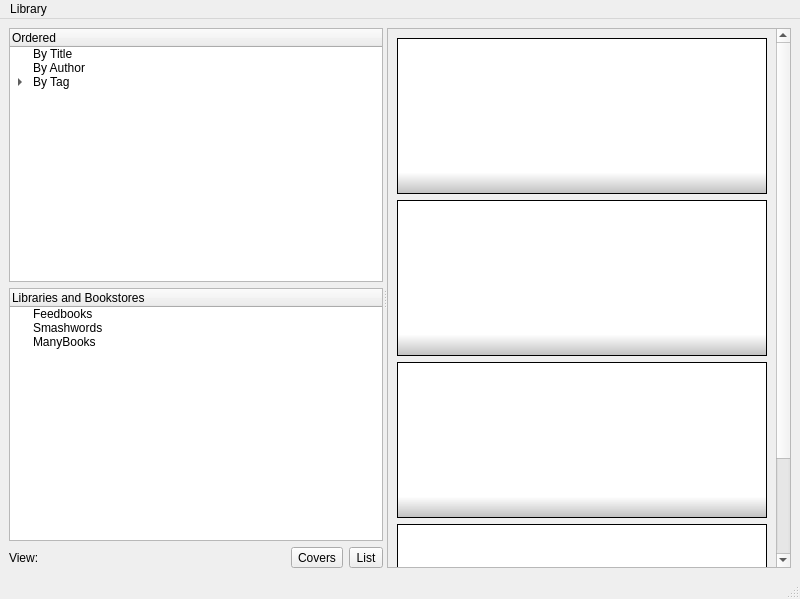
Before: the Qt Designer form src/main.ui in chrmorais/aranduka, drawn with Qt 5.
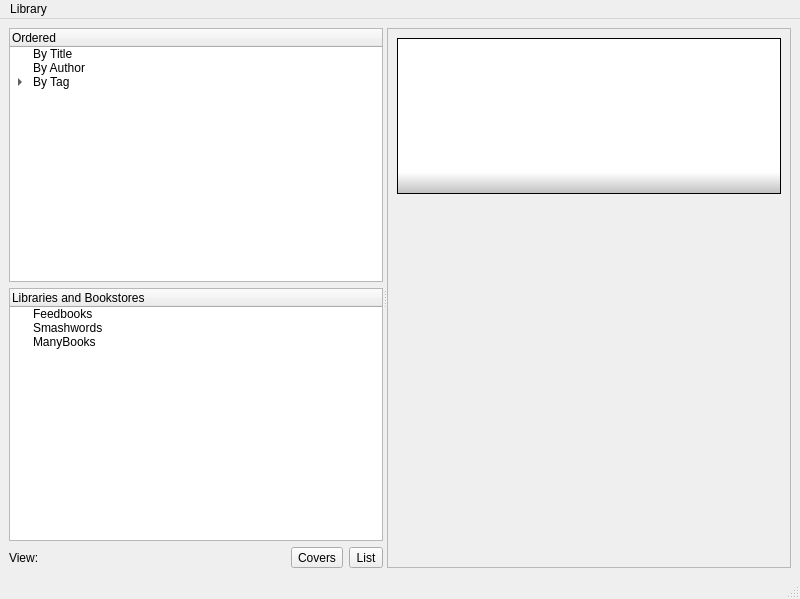
After: the same form once the commit is applied.

Commit message: Let's start with one shelve

What changed in the file:
```diff
--- a/src/main.ui
+++ b/src/main.ui
@@ -141,98 +141,14 @@
            <property name="geometry">
             <rect>
              <x>0</x>
-             <y>-112</y>
-             <width>382</width>
-             <height>648</height>
+             <y>0</y>
+             <width>397</width>
+             <height>536</height>
             </rect>
            </property>
            <layout class="QVBoxLayout" name="verticalLayout_3">
             <item>
-             <widget class="QListWidget" name="listWidget_5">
-              <property name="sizePolicy">
-               <sizepolicy hsizetype="Expanding" vsizetype="Fixed">
-                <horstretch>0</horstretch>
-                <verstretch>0</verstretch>
-               </sizepolicy>
-              </property>
-              <property name="maximumSize">
-               <size>
-                <width>16777215</width>
-                <height>156</height>
-               </size>
-              </property>
-              <property name="styleSheet">
-               <string notr="true">background-color: qlineargradient(spread:pad, x1:0, y1:1, x2:0, y2:0, stop:0 rgba(190, 190, 190, 255), stop:0.137566 rgba(255, 255, 255, 255));</string>
-              </property>
-              <property name="iconSize">
-               <size>
-                <width>128</width>
-                <height>128</height>
-               </size>
-              </property>
-              <property name="viewMode">
-               <enum>QListView::IconMode</enum>
-              </property>
-             </widget>
-            </item>
-            <item>
-             <widget class="QListWidget" name="listWidget">
-              <property name="sizePolicy">
-               <sizepolicy hsizetype="Expanding" vsizetype="Fixed">
-                <horstretch>0</horstretch>
-                <verstretch>0</verstretch>
-               </sizepolicy>
-              </property>
-              <property name="maximumSize">
-               <size>
-                <width>16777215</width>
-                <height>156</height>
-               </size>
-              </property>
-              <property name="styleSheet">
-               <string notr="true">background-color: qlineargradient(spread:pad, x1:0, y1:1, x2:0, y2:0, stop:0 rgba(190, 190, 190, 255), stop:0.137566 rgba(255, 255, 255, 255));</string>
-              </property>
-              <property name="iconSize">
-               <size>
-                <width>128</width>
-                <height>128</height>
-               </size>
-              </property>
-              <property name="viewMode">
-               <enum>QListView::IconMode</enum>
-              </property>
-             </widget>
-            </item>
-            <item>
-             <widget class="QListWidget" name="listWidget_6">
-              <property name="sizePolicy">
-               <sizepolicy hsizetype="Expanding" vsizetype="Fixed">
-                <horstretch>0</horstretch>
-                <verstretch>0</verstretch>
-               </sizepolicy>
-              </property>
-              <property name="maximumSize">
-               <size>
-                <width>16777215</width>
-                <height>156</height>
-               </size>
-              </property>
-              <property name="styleSheet">
-               <string notr="true">background-color: qlineargradient(spread:pad, x1:0, y1:1, x2:0, y2:0, stop:0 rgba(190, 190, 190, 255), stop:0.137566 rgba(255, 255, 255, 255));</string>
-              </property>
-              <property name="iconSize">
-               <size>
-                <width>128</width>
-                <height>128</height>
-               </size>
-              </property>
-              <property name="viewMode">
-               <enum>QListView::IconMode</enum>
-              </property>
-             </widget>
-            </item>
-            <item>
-             <widget class="QListWidget" name="listWidget_2">
+             <widget class="QListWidget" name="books">
               <property name="sizePolicy">
                <sizepolicy hsizetype="Expanding" vsizetype="Fixed">
                 <horstretch>0</horstretch>
```
